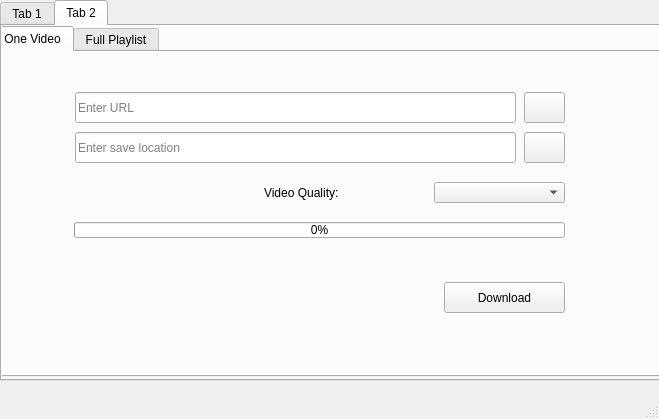
Above: main.ui from yash9724/pyDownloader before the change. Below: the same form after it.
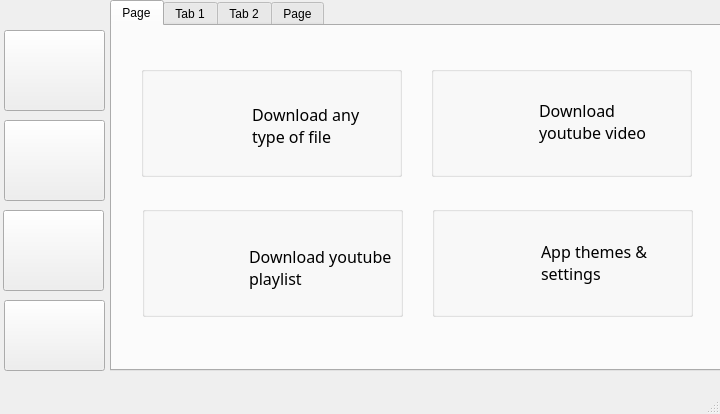
That is the form after the change. The open tabs and pages were chosen to show the change. Icons and pictures are not drawn.

Commit message: dark gray and dark blue themes added.

```diff
--- a/main.ui
+++ b/main.ui
@@ -6,8 +6,8 @@
    <rect>
     <x>0</x>
     <y>0</y>
-    <width>659</width>
-    <height>419</height>
+    <width>720</width>
+    <height>414</height>
    </rect>
   </property>
   <property name="sizePolicy">
@@ -29,15 +29,243 @@
    <widget class="QTabWidget" name="tabWidget">
     <property name="geometry">
      <rect>
-      <x>0</x>
+      <x>110</x>
       <y>0</y>
-      <width>661</width>
-      <height>381</height>
+      <width>611</width>
+      <height>371</height>
      </rect>
     </property>
     <property name="currentIndex">
      <number>1</number>
     </property>
+    <widget class="QWidget" name="tab_5">
+     <attribute name="title">
+      <string>Page</string>
+     </attribute>
+     <widget class="QGroupBox" name="groupBox">
+      <property name="geometry">
+       <rect>
+        <x>29</x>
+        <y>40</y>
+        <width>261</width>
+        <height>111</height>
+       </rect>
+      </property>
+      <property name="title">
+       <string/>
+      </property>
+      <widget class="QLabel" name="label_5">
+       <property name="geometry">
+        <rect>
+         <x>18</x>
+         <y>33</y>
+         <width>71</width>
+         <height>61</height>
+        </rect>
+       </property>
+       <property name="text">
+        <string/>
+       </property>
+       <property name="pixmap">
+        <pixmap resource="photo.qrc">:/icons/home_download.png</pixmap>
+       </property>
+       <property name="scaledContents">
+        <bool>true</bool>
+       </property>
+       <property name="wordWrap">
+        <bool>true</bool>
+       </property>
+      </widget>
+      <widget class="QLabel" name="label_6">
+       <property name="geometry">
+        <rect>
+         <x>111</x>
+         <y>34</y>
+         <width>131</width>
+         <height>51</height>
+        </rect>
+       </property>
+       <property name="font">
+        <font>
+         <family>Courier 10 Pitch</family>
+         <pointsize>12</pointsize>
+         <weight>50</weight>
+         <bold>false</bold>
+        </font>
+       </property>
+       <property name="text">
+        <string>Download any type of file</string>
+       </property>
+       <property name="wordWrap">
+        <bool>true</bool>
+       </property>
+      </widget>
+     </widget>
+     <widget class="QGroupBox" name="groupBox_4">
+      <property name="geometry">
+       <rect>
+        <x>319</x>
+        <y>40</y>
+        <width>261</width>
+        <height>111</height>
+       </rect>
+      </property>
+      <property name="title">
+       <string/>
+      </property>
+      <widget class="QLabel" name="label_7">
+       <property name="geometry">
+        <rect>
+         <x>20</x>
+         <y>30</y>
+         <width>61</width>
+         <height>51</height>
+        </rect>
+       </property>
+       <property name="text">
+        <string/>
+       </property>
+       <property name="pixmap">
+        <pixmap resource="photo.qrc">:/icons/home_youtube.png</pixmap>
+       </property>
+       <property name="scaledContents">
+        <bool>true</bool>
+       </property>
+      </widget>
+      <widget class="QLabel" name="label_8">
+       <property name="geometry">
+        <rect>
+         <x>108</x>
+         <y>30</y>
+         <width>141</width>
+         <height>51</height>
+        </rect>
+       </property>
+       <property name="font">
+        <font>
+         <family>Courier 10 Pitch</family>
+         <pointsize>12</pointsize>
+        </font>
+       </property>
+       <property name="text">
+        <string>Download youtube video</string>
+       </property>
+       <property name="wordWrap">
+        <bool>true</bool>
+       </property>
+      </widget>
+     </widget>
+     <widget class="QGroupBox" name="groupBox_3">
+      <property name="geometry">
+       <rect>
+        <x>30</x>
+        <y>180</y>
+        <width>261</width>
+        <height>111</height>
+       </rect>
+      </property>
+      <property name="title">
+       <string/>
+      </property>
+      <widget class="QLabel" name="label_9">
+       <property name="geometry">
+        <rect>
+         <x>20</x>
+         <y>30</y>
+         <width>61</width>
+         <height>51</height>
+        </rect>
+       </property>
+       <property name="text">
+        <string/>
+       </property>
+       <property name="pixmap">
+        <pixmap resource="photo.qrc">:/icons/home_playlist.png</pixmap>
+       </property>
+       <property name="scaledContents">
+        <bool>true</bool>
+       </property>
+      </widget>
+      <widget class="QLabel" name="label_10">
+       <property name="geometry">
+        <rect>
+         <x>107</x>
+         <y>36</y>
+         <width>151</width>
+         <height>51</height>
+        </rect>
+       </property>
+       <property name="font">
+        <font>
+         <family>Courier 10 Pitch</family>
+         <pointsize>12</pointsize>
+        </font>
+       </property>
+       <property name="text">
+        <string>Download youtube playlist</string>
+       </property>
+       <property name="wordWrap">
+        <bool>true</bool>
+       </property>
+      </widget>
+     </widget>
+     <widget class="QGroupBox" name="groupBox_5">
+      <property name="geometry">
+       <rect>
+        <x>320</x>
+        <y>180</y>
+        <width>261</width>
+        <height>111</height>
+       </rect>
+      </property>
+      <property name="title">
+       <string/>
+      </property>
+      <widget class="QLabel" name="label_11">
+       <property name="geometry">
+        <rect>
+         <x>20</x>
+         <y>30</y>
+         <width>57</width>
+         <height>51</height>
+        </rect>
+       </property>
+       <property name="text">
+        <string/>
+       </property>
+       <property name="pixmap">
+        <pixmap resource="photo.qrc">:/icons/home_settings.png</pixmap>
+       </property>
+       <property name="scaledContents">
+        <bool>true</bool>
+       </property>
+      </widget>
+      <widget class="QLabel" name="label_12">
+       <property name="geometry">
+        <rect>
+         <x>109</x>
+         <y>31</y>
+         <width>131</width>
+         <height>51</height>
+        </rect>
+       </property>
+       <property name="font">
+        <font>
+         <family>Courier 10 Pitch</family>
+         <pointsize>12</pointsize>
+         <weight>50</weight>
+         <bold>false</bold>
+        </font>
+       </property>
+       <property name="text">
+        <string>App themes &amp; settings</string>
+       </property>
+       <property name="wordWrap">
+        <bool>true</bool>
+       </property>
+      </widget>
+     </widget>
+    </widget>
     <widget class="QWidget" name="tab">
      <attribute name="title">
       <string>Tab 1</string>
@@ -125,10 +353,10 @@
      <widget class="QTabWidget" name="tabWidget_2">
       <property name="geometry">
        <rect>
-        <x>-10</x>
+        <x>-1</x>
         <y>0</y>
-        <width>671</width>
-        <height>351</height>
+        <width>661</width>
+        <height>371</height>
        </rect>
       </property>
       <property name="tabPosition">
@@ -156,9 +384,9 @@
        <widget class="QLineEdit" name="lnEdtVdoUrlTb2">
         <property name="geometry">
          <rect>
-          <x>81</x>
+          <x>61</x>
           <y>40</y>
-          <width>441</width>
+          <width>461</width>
           <height>31</height>
          </rect>
         </property>
@@ -166,27 +394,27 @@
          <string/>
         </property>
         <property name="placeholderText">
-         <string>Enter URL</string>
+         <string>  Enter URL</string>
         </property>
        </widget>
        <widget class="QLineEdit" name="lnEdtVdoSvLocationTb2">
         <property name="geometry">
          <rect>
-          <x>81</x>
+          <x>60</x>
           <y>80</y>
-          <width>441</width>
+          <width>461</width>
           <height>31</height>
          </rect>
         </property>
         <property name="placeholderText">
-         <string>Enter save location</string>
+         <string>  Enter save location</string>
         </property>
        </widget>
        <widget class="QPushButton" name="btnOneVdoDownload">
         <property name="geometry">
          <rect>
           <x>450</x>
-          <y>230</y>
+          <y>241</y>
           <width>121</width>
           <height>31</height>
          </rect>
@@ -255,9 +483,9 @@
        <widget class="QProgressBar" name="progressBarVdoTb1">
         <property name="geometry">
          <rect>
-          <x>80</x>
-          <y>170</y>
-          <width>491</width>
+          <x>60</x>
+          <y>185</y>
+          <width>511</width>
           <height>16</height>
          </rect>
         </property>
@@ -268,9 +496,9 @@
        <widget class="QLabel" name="lblSingleVdoTimeRemaining">
         <property name="geometry">
          <rect>
-          <x>80</x>
-          <y>240</y>
-          <width>161</width>
+          <x>60</x>
+          <y>251</y>
+          <width>181</width>
           <height>21</height>
          </rect>
         </property>
@@ -470,6 +698,181 @@
       </widget>
      </widget>
     </widget>
+    <widget class="QWidget" name="tab_6">
+     <attribute name="title">
+      <string>Page</string>
+     </attribute>
+     <widget class="QPushButton" name="btnDarkBlue">
+      <property name="geometry">
+       <rect>
+        <x>90</x>
+        <y>162</y>
+        <width>101</width>
+        <height>81</height>
+       </rect>
+      </property>
+      <property name="font">
+       <font>
+        <pointsize>12</pointsize>
+       </font>
+      </property>
+      <property name="styleSheet">
+       <string notr="true">background-color:rgb(25, 35, 45);</string>
+      </property>
+      <property name="text">
+       <string/>
+      </property>
+     </widget>
+     <widget class="QPushButton" name="btnDarkGray">
+      <property name="geometry">
+       <rect>
+        <x>260</x>
+        <y>162</y>
+        <width>101</width>
+        <height>81</height>
+       </rect>
+      </property>
+      <property name="font">
+       <font>
+        <pointsize>12</pointsize>
+       </font>
+      </property>
+      <property name="styleSheet">
+       <string notr="true">background-color:#302F2F;</string>
+      </property>
+      <property name="text">
+       <string/>
+      </property>
+     </widget>
+     <widget class="QPushButton" name="btnClassic">
+      <property name="geometry">
+       <rect>
+        <x>420</x>
+        <y>160</y>
+        <width>101</width>
+        <height>81</height>
+       </rect>
+      </property>
+      <property name="font">
+       <font>
+        <pointsize>12</pointsize>
+       </font>
+      </property>
+      <property name="text">
+       <string/>
+      </property>
+     </widget>
+     <widget class="QLabel" name="lblSettings">
+      <property name="geometry">
+       <rect>
+        <x>210</x>
+        <y>80</y>
+        <width>221</width>
+        <height>31</height>
+       </rect>
+      </property>
+      <property name="font">
+       <font>
+        <pointsize>14</pointsize>
+       </font>
+      </property>
+      <property name="text">
+       <string>Choose your theme</string>
+      </property>
+     </widget>
+    </widget>
+   </widget>
+   <widget class="QPushButton" name="btnHome">
+    <property name="geometry">
+     <rect>
+      <x>4</x>
+      <y>30</y>
+      <width>101</width>
+      <height>81</height>
+     </rect>
+    </property>
+    <property name="text">
+     <string/>
+    </property>
+    <property name="icon">
+     <iconset resource="photo.qrc">
+      <normaloff>:/icons/home.png</normaloff>:/icons/home.png</iconset>
+    </property>
+    <property name="iconSize">
+     <size>
+      <width>55</width>
+      <height>55</height>
+     </size>
+    </property>
+   </widget>
+   <widget class="QPushButton" name="btnSettings">
+    <property name="geometry">
+     <rect>
+      <x>4</x>
+      <y>300</y>
+      <width>101</width>
+      <height>71</height>
+     </rect>
+    </property>
+    <property name="text">
+     <string/>
+    </property>
+    <property name="icon">
+     <iconset resource="photo.qrc">
+      <normaloff>:/icons/settings.png</normaloff>:/icons/settings.png</iconset>
+    </property>
+    <property name="iconSize">
+     <size>
+      <width>48</width>
+      <height>48</height>
+     </size>
+    </property>
+   </widget>
+   <widget class="QPushButton" name="btnDownload2">
+    <property name="geometry">
+     <rect>
+      <x>4</x>
+      <y>120</y>
+      <width>101</width>
+      <height>81</height>
+     </rect>
+    </property>
+    <property name="text">
+     <string/>
+    </property>
+    <property name="icon">
+     <iconset resource="photo.qrc">
+      <normaloff>:/icons/download.png</normaloff>:/icons/download.png</iconset>
+    </property>
+    <property name="iconSize">
+     <size>
+      <width>50</width>
+      <height>50</height>
+     </size>
+    </property>
+   </widget>
+   <widget class="QPushButton" name="btnYoutube">
+    <property name="geometry">
+     <rect>
+      <x>3</x>
+      <y>210</y>
+      <width>101</width>
+      <height>81</height>
+     </rect>
+    </property>
+    <property name="text">
+     <string/>
+    </property>
+    <property name="icon">
+     <iconset resource="photo.qrc">
+      <normaloff>:/icons/youtube.png</normaloff>:/icons/youtube.png</iconset>
+    </property>
+    <property name="iconSize">
+     <size>
+      <width>55</width>
+      <height>55</height>
+     </size>
+    </property>
    </widget>
   </widget>
   <widget class="QMenuBar" name="menubar">
```
Left out of the diff: 35 changed lines with no effect on the pictures. The commit also changes 13 other files.
